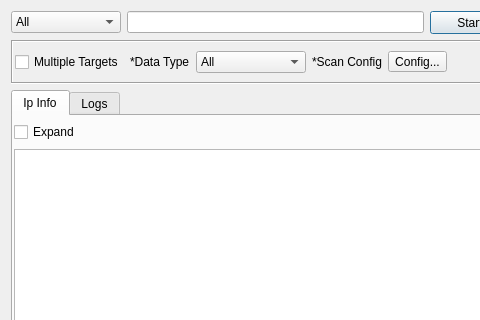
Qt form sub3suite/src/tools/MXTool.ui (3nock/OTE) before a commit; both pictures show x 0 to 480 and y 0 to 320 of the 607 by 500 pixel window.
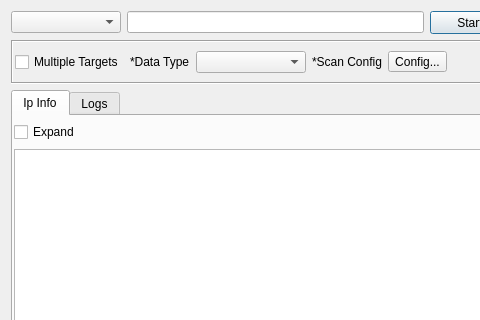
The same form after that commit.

What changed in the file:
```diff
--- a/sub3suite/src/tools/MXTool.ui
+++ b/sub3suite/src/tools/MXTool.ui
@@ -24,21 +24,6 @@
          <height>0</height>
         </size>
        </property>
-       <item>
-        <property name="text">
-         <string>All</string>
-        </property>
-       </item>
-       <item>
-        <property name="text">
-         <string>IpInfo</string>
-        </property>
-       </item>
-       <item>
-        <property name="text">
-         <string>IpApi</string>
-        </property>
-       </item>
       </widget>
      </item>
      <item>
@@ -121,11 +106,6 @@
           <height>0</height>
          </size>
         </property>
-        <item>
-         <property name="text">
-          <string>All</string>
-         </property>
-        </item>
        </widget>
       </item>
       <item>
```
Left out of the diff: 2 changed lines with no effect on the pictures.
